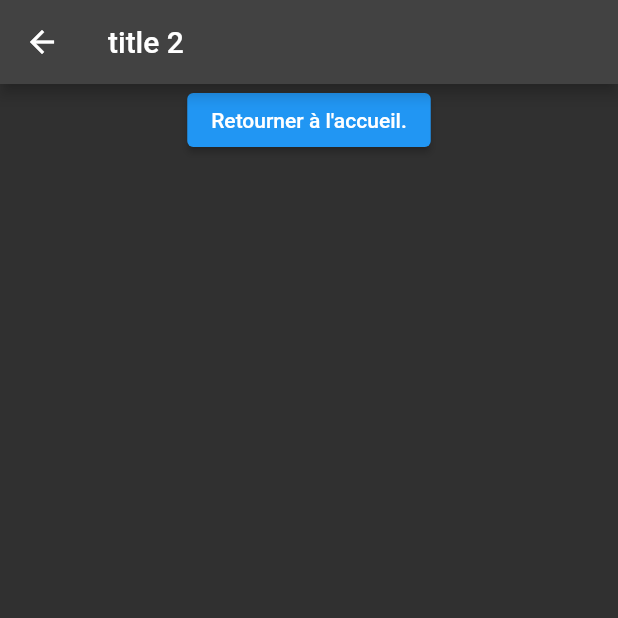
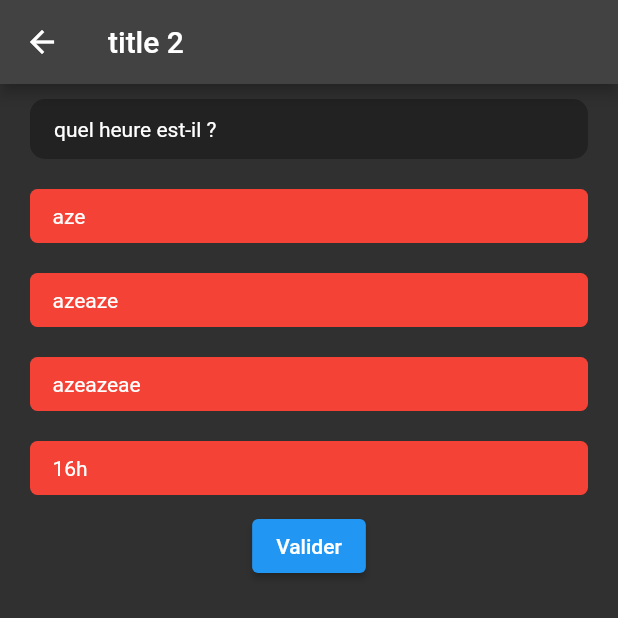
Before and after one commit to Renauud/quizApp, a Flutter app: the screen it shows after launch, after a tap on "title 2", on a phone screen of 412 x 824 dp, the top half of it. Run offline on Flutter 3.47's test engine with Material 2 defaults, Android fonts, the phone set to English and light mode, and no system bars.

Commit message:
arrêt..

```diff
--- a/lib/entities/question_list.dart
+++ b/lib/entities/question_list.dart
@@ -10,6 +10,47 @@ final List<Question> questionListSubjectA = [
     [],
     question: "quel heure est-il ?",
     answer: "16h",
-  )
+  ),
+  Question(
+    [],
+    question: "de quel couleur est le ciel ?",
+    answer: "bleu",
+  ),
+  Question(
+    [],
+    question: "quel est le framework ?",
+    answer: "flutter",
+  ),
+  Question(
+    [],
+    question: "combien de mains avons-nous ?",
+    answer: "deux",
+  ),
+  Question(
+    [],
+    question: "1+1 = ?",
+    answer: "2",
+  ),
 ];
-final List<Question> questionListSubjectB = [];
+final List<Question> questionListSubjectB = [
+  Question(
+    ["aze", "azeaze", "azeazeae", "16h"],
+    question: "quel heure est-il ?",
+    answer: "16h",
+  ),
+  Question(
+    ["aze", "azeaze", "azeazeae", "17h"],
+    question: "quel heure est-il ?",
+    answer: "17h",
+  ),
+  Question(
+    ["aze", "azeaze", "azeazeae", "18h"],
+    question: "quel heure est-il ?",
+    answer: "18h",
+  ),
+  Question(
+    ["aze", "azeaze", "azeazeae", "19h"],
+    question: "quel heure est-il ?",
+    answer: "19h",
+  ),
+];
--- a/lib/entities/quiz_list.dart
+++ b/lib/entities/quiz_list.dart
@@ -2,6 +2,6 @@ import 'package:quizapp/entities/question_list.dart';
 import 'package:quizapp/entities/quiz.dart';
 
 final List<Quiz> quizList = [
-  Quiz(title: "title 1", questions: questionListSubjectA),
+  Quiz(title: "Questions aléatoires", questions: questionListSubjectA),
   Quiz(title: "title 2", questions: questionListSubjectB),
 ];
--- a/lib/main.dart
+++ b/lib/main.dart
@@ -1,7 +1,6 @@
 import 'package:flutter/material.dart';
 import 'package:quizapp/pages/home/home.dart';
 import 'package:quizapp/pages/quiz/quiz.dart';
-import 'package:quizapp/pages/result/result.dart';
 import 'package:quizapp/routes/route.dart';
 
 void main() {
@@ -26,7 +25,6 @@ class MyApp extends StatelessWidget {
         routes: {
           Routes.homePage: (context) => const ListQuiz(),
           Routes.quizPage: (context) => const QuizQuestions(),
-          Routes.resultPage: (context) => const ResultPage(),
         });
   }
 }
--- a/lib/pages/quiz/quiz.dart
+++ b/lib/pages/quiz/quiz.dart
@@ -41,6 +41,19 @@ class QuizQuestionsState extends State<QuizQuestions> {
             if (quiz.questionNumber == quiz.getQuizLength()) {
               return Column(
                 children: [
+                  Column(
+                    children: [
+                      if (quiz.score == quiz.getQuizLength())
+                        const Text(
+                            "Parfait ! Vous n'avez fais aucune erreur !"),
+                      if (quiz.score == quiz.getQuizLength())
+                        Image.asset('assets/images/kitty.jpg'),
+                      Text("Votre score : ${quiz.score}"),
+                      const Padding(
+                        padding: EdgeInsets.symmetric(
+                          vertical: 15,
+                        ),
+                      ),
                       Row(
                         mainAxisSize: MainAxisSize.min,
                         children: [
@@ -50,6 +63,8 @@ class QuizQuestionsState extends State<QuizQuestions> {
                               Navigator.pop(context);
                             },
                             child: const Text("Retourner à l'accueil."),
+                          ),
+                        ],
                       ),
                     ],
                   ),
@@ -72,17 +87,17 @@ class QuizQuestionsState extends State<QuizQuestions> {
                         Flexible(
                           child: TextField(
                             controller: controller,
-                            decoration: InputDecoration(
+                            decoration: const InputDecoration(
                               labelText: "Écriver votre réponse ici !",
                             ),
                           ),
                         ),
                         Flexible(
                           child: IconButton(
-                              icon: const Icon(Icons.arrow_drop_down),
+                              icon: const Icon(Icons.check_box),
                               onPressed: () {
                                 final answer =
-                                    controller.text.toUpperCase().trim();
+                                    controller.text.toLowerCase().trim();
                                 if (answer !=
                                         quiz
                                             .getQuestions()[quiz.questionNumber]
@@ -92,7 +107,7 @@ class QuizQuestionsState extends State<QuizQuestions> {
                                   ScaffoldMessenger.of(context).showSnackBar(
                                     SnackBar(
                                       content: Text(
-                                          "La réponse est ${quiz.getQuestions()[quiz.questionNumber]}"),
+                                          "La réponse est ${quiz.getQuestions()[quiz.questionNumber].getAnswer()}."),
                                     ),
                                   );
                                 } else {
--- a/lib/pages/result/result.dart
+++ /dev/null
@@ -1,11 +0,0 @@
-import 'package:flutter/material.dart';
-
-class ResultPage extends StatefulWidget {
-  const ResultPage();
-
-  @override
-  State<StatefulWidget> createState() {
-    // TODO: implement createState
-    throw UnimplementedError();
-  }
-}
--- a/pubspec.yaml
+++ b/pubspec.yaml
@@ -52,6 +52,8 @@ dev_dependencies:
 
 # The following section is specific to Flutter packages.
 flutter:
+  assets:
+    -  assets/images/
 
   # The following line ensures that the Material Icons font is
   # included with your application, so that you can use the icons in
```
Also changed, not shown: lib/pages/quiz/widget/qcm_row.dart (added, +49 -0 lines), assets/images/kitty.jpg (added). Lines whose indentation alone changed are shown as unchanged.
